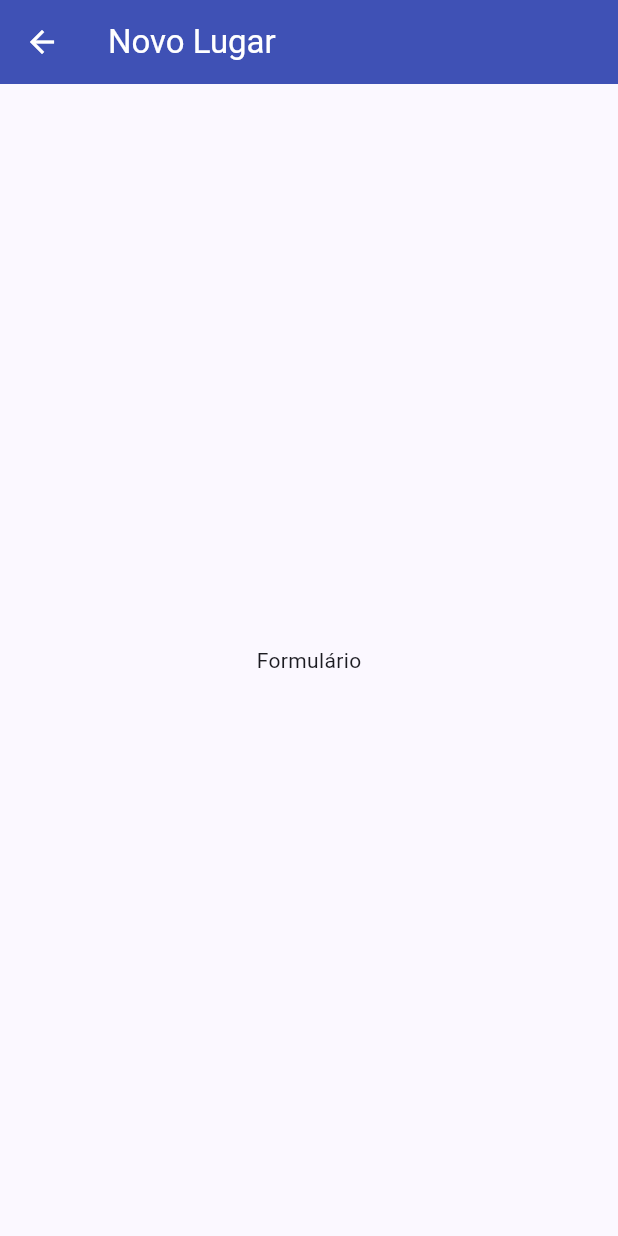
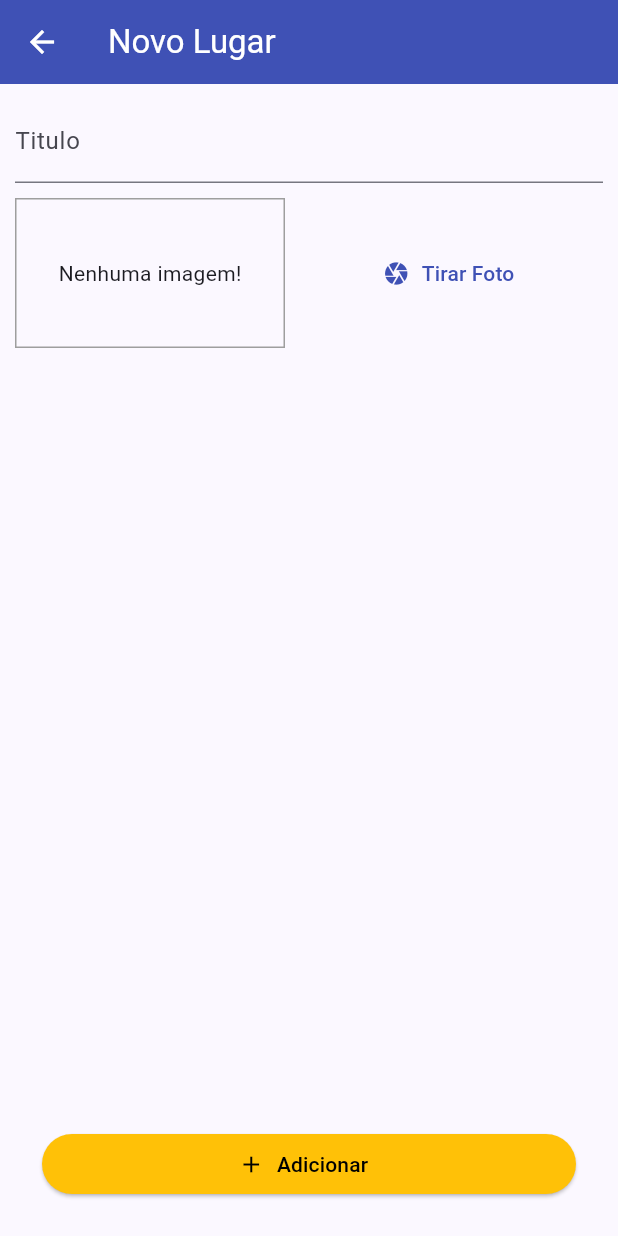
Before and after one commit to wisley-cesar/App-Mapas, a Flutter app: the screen it shows after launch, after a tap on the "add" icon, on a phone screen of 412 x 824 dp. Run offline on Flutter 3.47's test engine with Material 3 defaults, Android fonts, the phone set to English and light mode, and no system bars.

Commit message:
FEAT: Criando a primeira parte do formulario

```diff
--- a/lib/main.dart
+++ b/lib/main.dart
@@ -16,6 +16,13 @@
       title: 'App Mapas',
       debugShowCheckedModeBanner: false,
       theme: ThemeData(
+        elevatedButtonTheme: ElevatedButtonThemeData(
+          style: ElevatedButton.styleFrom(
+            backgroundColor: Colors.amber,
+            foregroundColor: Colors.black,
+            iconColor: Colors.black,
+          ),
+        ),
         colorScheme: ColorScheme.fromSeed(
           seedColor: Colors.indigo,
           primary: Colors.indigo,
--- a/lib/screens/place_form_screen.dart
+++ b/lib/screens/place_form_screen.dart
@@ -1,3 +1,4 @@
+import 'package:app_mapas/widgets/image_input.dart';
 import 'package:flutter/material.dart';
 
 class PlaceFormScreen extends StatefulWidget {
@@ -8,6 +9,9 @@
 }
 
 class _PlaceFormScreenState extends State<PlaceFormScreen> {
+  final _titleController = TextEditingController();
+
+  void _submitForm() {}
   @override
   Widget build(BuildContext context) {
     return Scaffold(
@@ -21,8 +25,39 @@
         ),
         backgroundColor: Theme.of(context).colorScheme.primary,
       ),
-      body: Center(
-        child: Text('Formulário'),
+      body: Column(
+        crossAxisAlignment: CrossAxisAlignment.stretch,
+        children: [
+          Expanded(
+            child: SingleChildScrollView(
+              child: Padding(
+                padding: const EdgeInsets.all(10.0),
+                child: Column(
+                  children: [
+                    TextField(
+                      controller: _titleController,
+                      decoration: InputDecoration(
+                        labelText: 'Titulo',
+                      ),
+                    ),
+                    SizedBox(height: 10),
+                    ImageInput(),
+                  ],
+                ),
+              ),
+            ),
+          ),
+          Padding(
+            padding: const EdgeInsets.all(28.0),
+            child: ElevatedButton.icon(
+              style:
+                  ButtonStyle(tapTargetSize: MaterialTapTargetSize.shrinkWrap),
+              icon: Icon(Icons.add),
+              label: Text('Adicionar'),
+              onPressed: _submitForm,
+            ),
+          )
+        ],
       ),
     );
   }
--- /dev/null
+++ b/lib/widgets/image_input.dart
@@ -0,0 +1,37 @@
+import 'package:flutter/material.dart';
+
+class ImageInput extends StatefulWidget {
+  const ImageInput({super.key});
+
+  @override
+  State<ImageInput> createState() => _ImageInputState();
+}
+
+class _ImageInputState extends State<ImageInput> {
+  @override
+  Widget build(BuildContext context) {
+    return Row(
+      children: [
+        Container(
+          width: 180,
+          height: 100,
+          decoration: BoxDecoration(
+            border: Border.all(width: 1, color: Colors.grey),
+          ),
+          alignment: Alignment.center,
+          child: Text('Nenhuma imagem!'),
+        ),
+        SizedBox(
+          width: 10,
+        ),
+        Expanded(
+          child: TextButton.icon(
+            onPressed: () {},
+            label: Text('Tirar Foto'),
+            icon: Icon(Icons.camera),
+          ),
+        )
+      ],
+    );
+  }
+}
```
